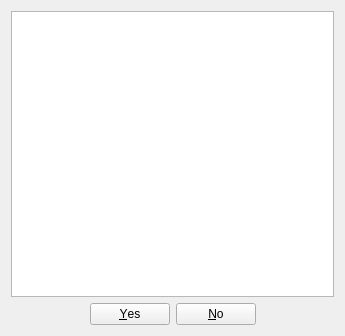
Qt form CrashReporter/MainWindow.ui (kery/MacVisTat) before a commit.
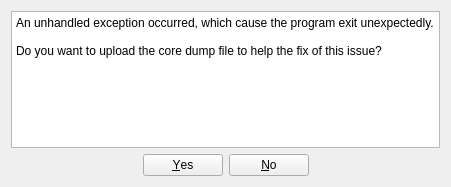
The same form after that commit.

Commit message: Use HTTP to upload crash dump.

```diff
--- a/CrashReporter/MainWindow.ui
+++ b/CrashReporter/MainWindow.ui
@@ -6,8 +6,8 @@
    <rect>
     <x>0</x>
     <y>0</y>
-    <width>345</width>
-    <height>336</height>
+    <width>451</width>
+    <height>187</height>
    </rect>
   </property>
   <property name="windowTitle">
@@ -18,7 +18,16 @@
     <item>
      <layout class="QVBoxLayout" name="verticalLayout">
       <item>
-       <widget class="QTextBrowser" name="textBrowser"/>
+       <widget class="QPlainTextEdit" name="textEdit">
+        <property name="readOnly">
+         <bool>true</bool>
+        </property>
+        <property name="plainText">
+         <string>An unhandled exception occurred, which cause the program exit unexpectedly.
+
+Do you want to upload the core dump file to help the fix of this issue?</string>
+        </property>
+       </widget>
       </item>
       <item>
        <widget class="QDialogButtonBox" name="buttonBox">
```
The commit also changes 10 other files.
